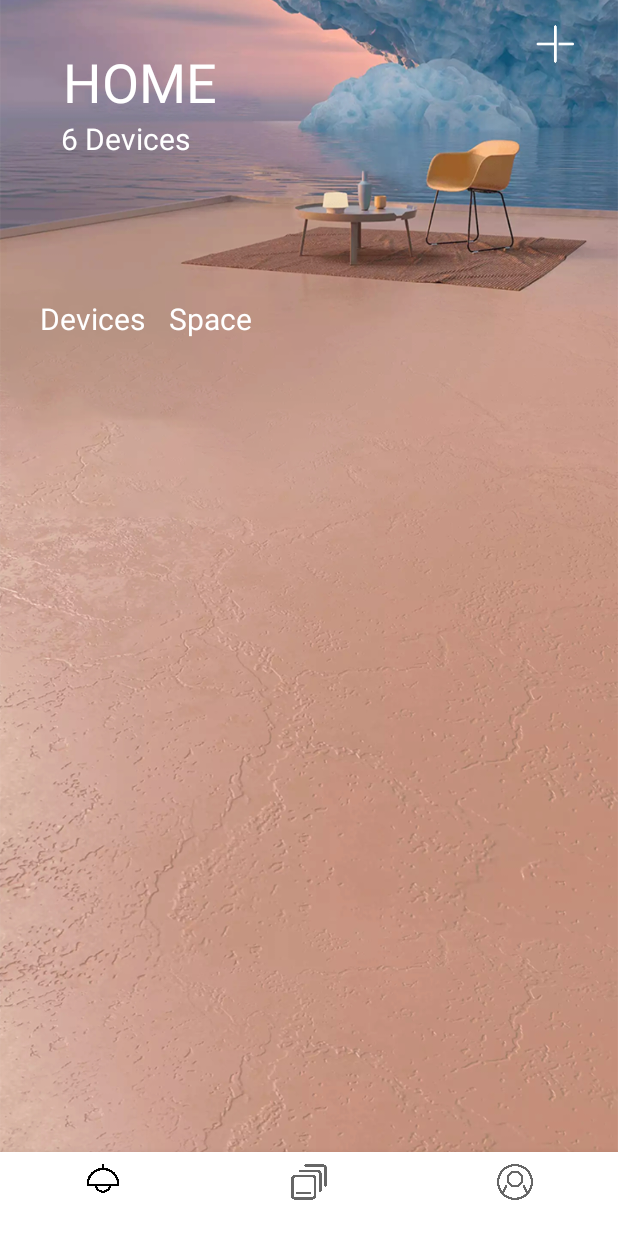
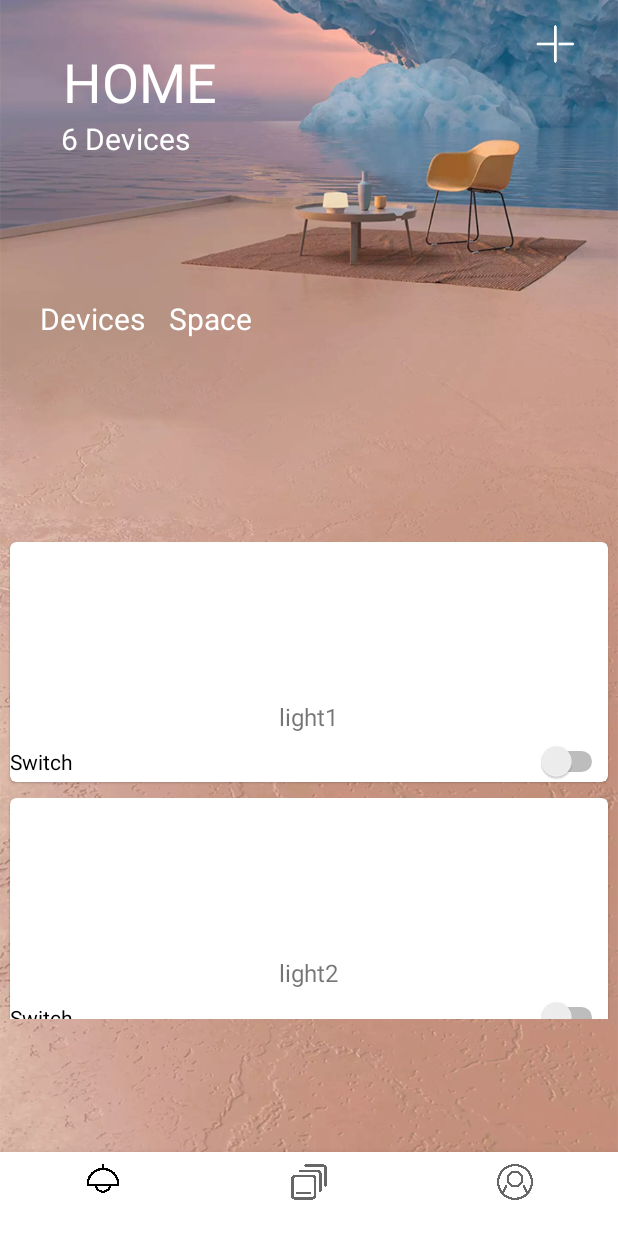
Before and after one commit to cookcookcoo/IHMS, an Android app: the screen it shows after launch (MainActivity), on a phone screen of 412 x 824 dp. Run offline under Robolectric (Android 15) with nearby library versions, the light colour scheme and no system bars; plain views replace RoundedImageView.

Commit message:
Device List Adapter finished, main page recycleView finished (left bind event listener)

```diff
--- a/app/src/main/java/com/example/store/AddDevices.kt
+++ b/app/src/main/java/com/example/store/AddDevices.kt
@@ -11,8 +11,10 @@ import android.widget.Button
 import android.widget.EditText
 import android.widget.ImageView
 import android.widget.Spinner
+import android.widget.Toast
 import androidx.appcompat.app.AlertDialog
 import androidx.appcompat.app.AppCompatActivity
+import com.example.store.controlcenter.sampleCC
 
 
 class AddDevices : AppCompatActivity() {
@@ -68,6 +70,8 @@ class AddDevices : AppCompatActivity() {
                 val selectedOption = spinner.selectedItem.toString()
                 val userInput = editText.text.toString()
                 // 在这里处理选择框和输入框的值
+                val msg = sampleCC.addDevice("Light", userInput)
+                Toast.makeText(this, msg, Toast.LENGTH_SHORT).show()
                 dialogInterface.dismiss() // 关闭弹窗
                 // 返回家居页面
                 val intent = Intent(this, MainActivity::class.java)
--- /dev/null
+++ b/app/src/main/java/com/example/store/DeviceAdapter.kt
@@ -0,0 +1,32 @@
+package com.example.store
+
+import android.view.LayoutInflater
+import android.view.View
+import android.view.ViewGroup
+import android.widget.TextView
+import androidx.recyclerview.widget.RecyclerView
+import com.example.store.device.Device
+
+class DeviceAdapter(val deviceList:ArrayList<Device>):RecyclerView.Adapter<RecyclerView.ViewHolder>() {
+    inner class ViewHolder(view: View) : RecyclerView.ViewHolder(view) {
+        val deviceName:TextView = view.findViewById(R.id.deviceName)
+    }
+
+    override fun onCreateViewHolder(parent: ViewGroup, viewType: Int): RecyclerView.ViewHolder {
+        val view = LayoutInflater.from(parent.context)
+            .inflate(R.layout.device_item, parent,false)
+        return ViewHolder(view)
+    }
+
+
+    override fun onBindViewHolder(holder: RecyclerView.ViewHolder, position: Int) {
+        val device = deviceList[position]
+        if (holder is ViewHolder) {
+            holder.deviceName.text = device.name
+        }
+    }
+
+
+    override fun getItemCount() = deviceList.size
+
+}
--- a/app/src/main/java/com/example/store/DevicesFragment.kt
+++ b/app/src/main/java/com/example/store/DevicesFragment.kt
@@ -5,7 +5,11 @@ import androidx.fragment.app.Fragment
 import android.view.LayoutInflater
 import android.view.View
 import android.view.ViewGroup
+import android.widget.LinearLayout
 import android.widget.TextView
+import androidx.recyclerview.widget.LinearLayoutManager
+import androidx.recyclerview.widget.RecyclerView
+import com.example.store.controlcenter.sampleCC
 
 // TODO: Rename parameter arguments, choose names that match
 // the fragment initialization parameters, e.g. ARG_ITEM_NUMBER
@@ -64,10 +68,23 @@ class DevicesFragment : Fragment() {
     }
 
     // 更新数据的方法
-    fun updateData(selectedOption: String, userInput: String) {
-        // 在这里处理从弹窗中得到的数据
-        // 例如，将数据打印到卡片上
-        val newData = "Selected Option: $selectedOption\nUser Input: $userInput"
-        cardTextView.text = newData
+//    fun updateData(selectedOption: String, userInput: String) {
+//        // 在这里处理从弹窗中得到的数据
+//        // 例如，将数据打印到卡片上
+//        val newData = "Selected Option: $selectedOption\nUser Input: $userInput"
+//        cardTextView.text = newData
+//    }
+
+    override fun onResume() {
+        super.onResume()
+        val deviceList = sampleCC.deviceList
+        val layoutManager = LinearLayoutManager(this.context)
+        val recycleView = view?.findViewById<RecyclerView>(R.id.recyclerView)
+        recycleView?.layoutManager = layoutManager
+        val adapter = DeviceAdapter(deviceList)
+        recycleView?.adapter = adapter
+
     }
+
+
 }
--- a/app/src/main/java/com/example/store/controlcenter/ControlCenter.kt
+++ b/app/src/main/java/com/example/store/controlcenter/ControlCenter.kt
@@ -1,14 +1,33 @@
 package com.example.store.controlcenter
 
 import android.util.Log
+import com.example.store.device.AirConditioner
 import com.example.store.device.Device
-
+import com.example.store.device.Fridge
+import com.example.store.device.Light
+import com.example.store.device.Television
+import kotlin.math.log
 
 
 class ControlCenter(val user: User, val deviceList: ArrayList<Device>, val ruleList:ArrayList<Rule>) {
+    init {
+        initSampleCC()
+    }
 
-    fun addDevice() {
-
+    var deviceID = 20000 + 6
+    fun addDevice(deviceType:String, deviceName:String):String {
+        lateinit var newDevice: Device
+        when (deviceType) {
+            "Light" -> newDevice = Light(deviceID, deviceName)
+            "Air Conditioner" -> newDevice = AirConditioner(deviceID, deviceName)
+            "Fridge" -> newDevice = Fridge(deviceID, deviceName)
+            "Television" -> newDevice = Television(deviceID, deviceName)
+        }
+        deviceList.add(newDevice)
+        deviceID += 1
+        Log.d("CC", deviceList.size.toString())
+        Log.d("CC", deviceID.toString())
+        return "Success."
     }
 
     fun removeDevice() {
--- a/app/src/main/java/com/example/store/controlcenter/SampleData.kt
+++ b/app/src/main/java/com/example/store/controlcenter/SampleData.kt
@@ -1,18 +1,26 @@
 package com.example.store.controlcenter
 
+import android.util.Log
 import com.example.store.device.AirConditioner
 import com.example.store.device.Device
+import com.example.store.device.Fridge
 import com.example.store.device.Light
+import com.example.store.device.Television
 
 val sampleUser = User(10001, "sample user", "China")
 val sampleDeviceList = ArrayList<Device>()
 val sampleOperationList = ArrayList<Operation>()
 val sampleRuleList = ArrayList<Rule>()
+val sampleCC = ControlCenter(sampleUser, sampleDeviceList, sampleRuleList)
 
 fun initDevice(deviceList: ArrayList<Device>) {
-    deviceList.add(Light(20001, "light1"))
-    deviceList.add(Light(20002, "light2"))
-    deviceList.add(AirConditioner(20003, "Air1"))
+    deviceList.apply {
+        add(Light(20001, "light1"))
+        add(Light(20002, "light2"))
+        add(AirConditioner(20003, "Air1"))
+        add(Fridge(20004, "Fridge1"))
+        add(Television(20005, "TV1"))
+    }
 }
 
 fun initOperation(operationList:ArrayList<Operation>) {
@@ -22,9 +30,9 @@ fun initOperation(operationList:ArrayList<Operation>) {
     operationList.add(Operation(20003, "changeTemp", 22))
 }
 
-fun main() {
+fun initSampleCC() {
     initDevice(sampleDeviceList)
     initOperation(sampleOperationList)
     sampleRuleList.add(Rule(30001, "Sample Rule", sampleOperationList))
-    val sampleCC = ControlCenter(sampleUser, sampleDeviceList, sampleRuleList)
+    Log.d("CC", "initSampleCC")
 }
--- a/app/src/main/java/com/example/store/device/AirConditioner.kt
+++ b/app/src/main/java/com/example/store/device/AirConditioner.kt
@@ -2,7 +2,7 @@ package com.example.store.device
 
 import com.example.store.controlcenter.Operation
 
-class AirConditioner(deviceID:Int, name:String, var temperature: Int = 26): Device(deviceID) {
+class AirConditioner(deviceID:Int, name:String, var temperature: Int = 26): Device(deviceID, name) {
     fun changeTemp(temp: Int) {
         this.temperature = temp
     }
--- a/app/src/main/java/com/example/store/device/Fridge.kt
+++ b/app/src/main/java/com/example/store/device/Fridge.kt
@@ -2,7 +2,7 @@ package com.example.store.device
 
 import com.example.store.controlcenter.Operation
 
-class Fridge(deviceID: Int, name:String, var temperature:Int) : Device(deviceID,name) {
+class Fridge(deviceID: Int, name:String, var temperature:Int = 0) : Device(deviceID,name) {
     fun changeTemp(temp: Int) {
         this.temperature = temp
     }
--- /dev/null
+++ b/app/src/main/java/com/example/store/device/Television.kt
@@ -0,0 +1,16 @@
+package com.example.store.device
+
+import com.example.store.controlcenter.Operation
+
+class Television(deviceID: Int, name:String, var channel:Int = 1) : Device(deviceID,name) {
+    fun changeChannel(channel:Int) {
+        this.channel = channel
+    }
+
+    override fun changeOperation(operation: Operation) {
+        super.changeOperation(operation)
+        when (operation.operation) {
+            "ChangeChannel" -> changeChannel(operation.para)
+        }
+    }
+}
--- a/app/src/main/res/layout/device_item.xml
+++ b/app/src/main/res/layout/device_item.xml
@@ -26,5 +26,12 @@
             android:layout_margin="5dp"
             android:textSize="16sp"/>
 
+        <Switch
+            android:id="@+id/deviceSwitch"
+            android:layout_width="match_parent"
+            android:layout_height="wrap_content"
+            android:text="Switch" />
+
+
     </LinearLayout>
 </com.google.android.material.card.MaterialCardView>
--- a/app/src/main/res/values/arrays.xml
+++ b/app/src/main/res/values/arrays.xml
@@ -1,8 +1,8 @@
 <?xml version="1.0" encoding="utf-8"?>
 <resources>
     <string-array name="spinner_options">
-        <item>lamp</item>
-        <item>air conditioner</item>
-        <item>sound equipment</item>
+        <item>Light</item>
+        <item>Air Conditioner</item>
+        <item>Fridge</item>
     </string-array>
 </resources>
```
